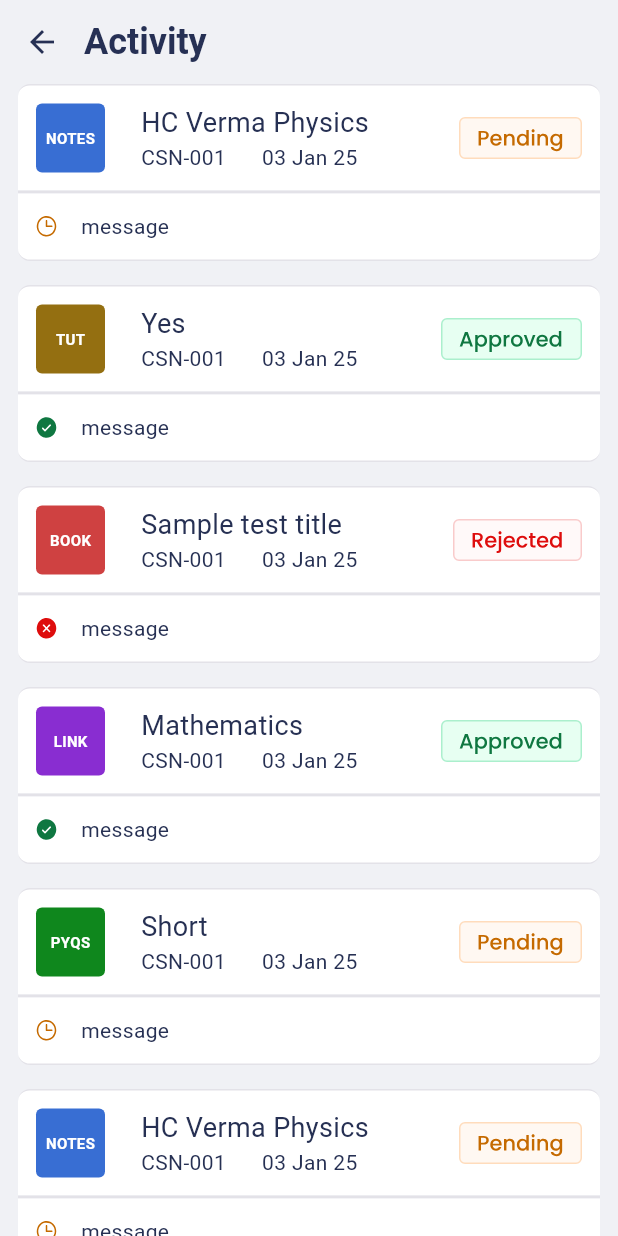
After one commit to sdslabs/StudyPortal-Mobile-Frontend, a Flutter app: the ActivityPage screen opened directly, on a phone screen of 412 x 824 dp. The commit adds this screen. Run offline on Flutter 3.47's test engine with Material 3 defaults, Android fonts, the phone set to English and light mode, and no system bars; our stand-ins replace flutter_svg, responsive_grid.

Commit message:
Adds activity page

```diff
--- /dev/null
+++ b/lib/features/studymaterial/presentation/pages/activity_page/activity_page.dart
@@ -0,0 +1,152 @@
+import 'package:flutter/material.dart';
+import 'package:studyportal/features/studymaterial/presentation/widgets/activity_card/activity_card.dart';
+import 'package:studyportal/features/studymaterial/presentation/widgets/tools/activity_status_enum.dart';
+import 'package:studyportal/features/studymaterial/presentation/widgets/tools/file_type_enum.dart';
+
+class ActivityPage extends StatelessWidget {
+  const ActivityPage({super.key});
+
+  @override
+  Widget build(BuildContext context) {
+    var size = MediaQuery.of(context).size;
+
+    List<Activity> activities = [
+      Activity(
+          title: "HC Verma Physics",
+          courseCode: "CSN-001",
+          date: DateTime.now(),
+          status: ActivityStatus.pending,
+          message: "message",
+          fileType: FileType.notes),
+      Activity(
+          title: "Yes",
+          courseCode: "CSN-001",
+          date: DateTime.now(),
+          status: ActivityStatus.approved,
+          message: "message",
+          fileType: FileType.tut),
+      Activity(
+          title: "Sample test title",
+          courseCode: "CSN-001",
+          date: DateTime.now(),
+          status: ActivityStatus.rejected,
+          message: "message",
+          fileType: FileType.book),
+      Activity(
+          title: "Mathematics",
+          courseCode: "CSN-001",
+          date: DateTime.now(),
+          status: ActivityStatus.approved,
+          message: "message",
+          fileType: FileType.link),
+      Activity(
+          title: "Short",
+          courseCode: "CSN-001",
+          date: DateTime.now(),
+          status: ActivityStatus.pending,
+          message: "message",
+          fileType: FileType.pyqs),
+      Activity(
+          title: "HC Verma Physics",
+          courseCode: "CSN-001",
+          date: DateTime.now(),
+          status: ActivityStatus.pending,
+          message: "message",
+          fileType: FileType.notes),
+      Activity(
+          title: "Yes",
+          courseCode: "CSN-001",
+          date: DateTime.now(),
+          status: ActivityStatus.approved,
+          message: "message",
+          fileType: FileType.tut),
+      Activity(
+          title: "Sample test title",
+          courseCode: "CSN-001",
+          date: DateTime.now(),
+          status: ActivityStatus.rejected,
+          message: "message",
+          fileType: FileType.book),
+      Activity(
+          title: "Mathematics",
+          courseCode: "CSN-001",
+          date: DateTime.now(),
+          status: ActivityStatus.approved,
+          message: "message",
+          fileType: FileType.link),
+      Activity(
+          title: "Short",
+          courseCode: "CSN-001",
+          date: DateTime.now(),
+          status: ActivityStatus.pending,
+          message: "message",
+          fileType: FileType.pyqs),
+      Activity(
+          title: "HC Verma Physics",
+          courseCode: "CSN-001",
+          date: DateTime.now(),
+          status: ActivityStatus.pending,
+          message: "message",
+          fileType: FileType.notes),
+      Activity(
+          title: "Yes",
+          courseCode: "CSN-001",
+          date: DateTime.now(),
+          status: ActivityStatus.approved,
+          message: "message",
+          fileType: FileType.tut),
+      Activity(
+          title: "Sample test title",
+          courseCode: "CSN-001",
+          date: DateTime.now(),
+          status: ActivityStatus.rejected,
+          message: "message",
+          fileType: FileType.book),
+      Activity(
+          title: "Mathematics",
+          courseCode: "CSN-001",
+          date: DateTime.now(),
+          status: ActivityStatus.approved,
+          message: "message",
+          fileType: FileType.link),
+      Activity(
+          title: "Short",
+          courseCode: "CSN-001",
+          date: DateTime.now(),
+          status: ActivityStatus.pending,
+          message: "message",
+          fileType: FileType.pyqs),
+    ];
+
+    return Scaffold(
+      appBar: AppBar(
+        titleSpacing: 0,
+        title: const Align(
+          alignment: Alignment.centerLeft,
+          child: Text(
+            "Activity",
+            style: TextStyle(fontWeight: FontWeight.w600, fontSize: 24),
+          ),
+        ),
+      ),
+      body: SafeArea(
+        child: Padding(
+            padding: const EdgeInsets.symmetric(horizontal: 12.0),
+            child: ListView(
+                shrinkWrap: true,
+                scrollDirection: Axis.vertical,
+                children: [
+                  for (int index = 0; index < activities.length; index++)
+                    Column(
+                      children: [
+                        ActivityCard(activity: activities[index]),
+                        const SizedBox(
+                          height: 6,
+                        ),
+                      ],
+                    ),
+                ])),
+      ),
+    );
+  }
+}
--- a/lib/features/studymaterial/presentation/pages/profile_page/profile_page.dart
+++ b/lib/features/studymaterial/presentation/pages/profile_page/profile_page.dart
@@ -1,12 +1,27 @@
 import 'package:flutter/material.dart';
+import 'package:flutter_svg/svg.dart';
+import 'package:studyportal/features/studymaterial/presentation/pages/home_page/components/more_info_button.dart';
+import 'package:studyportal/features/studymaterial/presentation/pages/activity_page/activity_page.dart';
 
 class ProfilePage extends StatelessWidget {
   const ProfilePage({super.key});
 
   @override
   Widget build(BuildContext context) {
-    return const Scaffold(
-      body: Center(child: Text("Profile Page")),
+    return Scaffold(
+      body: Container(
+        child: MoreInfoButton(
+            onTap: () {
+              Navigator.of(context).push(MaterialPageRoute(
+                  builder: (context) => const ActivityPage()));
+            },
+            info: "Activity",
+            icon: SvgPicture.asset(
+              "lib/core/svgs/right_caret.svg",
+              height: 16,
+              width: 16,
+            )),
+      ),
     );
   }
 }
--- /dev/null
+++ b/lib/features/studymaterial/presentation/widgets/activity_card/activity_card.dart
@@ -0,0 +1,153 @@
+import 'package:flutter/material.dart';
+import 'package:studyportal/features/studymaterial/presentation/widgets/tools/activity_status_enum.dart';
+import 'package:studyportal/features/studymaterial/presentation/widgets/tools/file_type_enum.dart';
+import 'package:studyportal/features/studymaterial/presentation/widgets/file_icons/file_icons.dart';
+import 'package:studyportal/features/studymaterial/presentation/widgets/activity_icons/activity_icon.dart';
+import 'package:studyportal/features/studymaterial/presentation/widgets/activity_icons/activity_message.dart';
+
+class Activity {
+  final String title;
+  final String courseCode;
+  final DateTime date;
+  final ActivityStatus status;
+  final String message;
+  final FileType fileType;
+
+  const Activity({
+    required this.title,
+    required this.courseCode,
+    required this.date,
+    required this.status,
+    required this.message,
+    required this.fileType,
+  });
+}
+
+class ActivityCard extends StatelessWidget {
+  final Activity activity;
+
+  const ActivityCard({super.key, required this.activity});
+
+  @override
+  Widget build(BuildContext context) {
+    var size = MediaQuery.of(context).size;
+
+    return SizedBox(
+        width: size.width,
+        height: 128,
+        child: Column(
+          children: [
+            Container(
+                padding: const EdgeInsets.only(
+                    top: 12, left: 12, right: 12, bottom: 12),
+                decoration: const BoxDecoration(
+                  color: Colors.white,
+                  border: Border(top: BorderSide(color: Color(0xFFE3E2E8))),
+                  borderRadius: BorderRadius.only(
+                    topLeft: Radius.circular(8),
+                    topRight: Radius.circular(8),
+                  ),
+                ),
+                child: Column(
+                  children: [
+                    Row(
+                      children: [
+                        FileIcons(fileType: activity.fileType),
+                        const SizedBox(
+                          width: 24,
+                        ),
+                        Column(
+                          crossAxisAlignment: CrossAxisAlignment.start,
+                          mainAxisAlignment: MainAxisAlignment.spaceBetween,
+                          children: [
+                            Text(
+                              overflow: TextOverflow.ellipsis,
+                              maxLines: 1,
+                              softWrap: true,
+                              activity.title,
+                              style: const TextStyle(
+                                  fontWeight: FontWeight.w400, fontSize: 18),
+                            ),
+                            Row(
+                              mainAxisAlignment: MainAxisAlignment.end,
+                              children: [
+                                Text(
+                                  activity.courseCode,
+                                  style: const TextStyle(
+                                      fontWeight: FontWeight.w400,
+                                      fontSize: 14),
+                                ),
+                                const SizedBox(
+                                  width: 24,
+                                ),
+                                Text(
+                                  "${activity.date.day.toString().padLeft(2, '0')} ${_getMonth(activity.date.month)} ${activity.date.year.toString().substring(2)}",
+                                  style: const TextStyle(
+                                      fontWeight: FontWeight.w400,
+                                      fontSize: 14),
+                                ),
+                              ],
+                            ),
+                          ],
+                        ),
+                        const Spacer(),
+                        ActivityMessage(status: activity.status),
+                      ],
+                    ),
+                  ],
+                )),
+            SizedBox(
+              width: size.width,
+              height: 2,
+              child: Container(
+                color: const Color(0xFFE3E2E8),
+              ),
+            ),
+            Container(
+                padding: const EdgeInsets.only(
+                    top: 12, left: 12, right: 12, bottom: 12),
+                width: size.width,
+                decoration: const BoxDecoration(
+                  color: Colors.white,
+                  border: Border(bottom: BorderSide(color: Color(0xFFE3E2E8))),
+                  borderRadius: BorderRadius.only(
+                    bottomLeft: Radius.circular(8),
+                    bottomRight: Radius.circular(8),
+                  ),
+                ),
+                child: Row(
+                  crossAxisAlignment: CrossAxisAlignment.center,
+                  children: [
+                    ActivityIcon(status: activity.status),
+                    const SizedBox(
+                      width: 16,
+                    ),
+                    Text(
+                      activity.message,
+                      style: const TextStyle(
+                          fontWeight: FontWeight.w400, fontSize: 14),
+                    ),
+                  ],
+                )),
+          ],
+        ));
+  }
+
+  String _getMonth(int month) {
+    const months = [
+      'Jan',
+      'Feb',
+      'Mar',
+      'Apr',
+      'May',
+      'Jun',
+      'Jul',
+      'Aug',
+      'Sep',
+      'Oct',
+      'Nov',
+      'Dec'
+    ];
+    return months[month - 1];
+  }
+}
--- /dev/null
+++ b/lib/features/studymaterial/presentation/widgets/activity_icons/activity_icon.dart
@@ -0,0 +1,21 @@
+import 'package:flutter/material.dart';
+import 'package:studyportal/features/studymaterial/presentation/widgets/tools/activity_status_enum.dart';
+import 'package:flutter_svg/svg.dart';
+
+class ActivityIcon extends StatelessWidget {
+  final ActivityStatus status;
+  const ActivityIcon({super.key, required this.status});
+
+  @override
+  Widget build(BuildContext context) {
+    if (status == ActivityStatus.pending) {
+      return SvgPicture.asset("lib/core/svgs/pending.svg");
+    } else if (status == ActivityStatus.approved) {
+      return SvgPicture.asset("lib/core/svgs/approved.svg");
+    } else if (status == ActivityStatus.rejected) {
+      return SvgPicture.asset("lib/core/svgs/rejected.svg");
+    } else {
+      return SvgPicture.asset("lib/core/svgs/pending.svg");
+    }
+  }
+}
--- /dev/null
+++ b/lib/features/studymaterial/presentation/widgets/activity_icons/activity_message.dart
@@ -0,0 +1,21 @@
+import 'package:flutter/material.dart';
+import 'package:studyportal/features/studymaterial/presentation/widgets/tools/activity_status_enum.dart';
+import 'package:flutter_svg/svg.dart';
+
+class ActivityMessage extends StatelessWidget {
+  final ActivityStatus status;
+  const ActivityMessage({super.key, required this.status});
+
+  @override
+  Widget build(BuildContext context) {
+    if (status == ActivityStatus.pending) {
+      return SvgPicture.asset("lib/core/svgs/pending_message.svg");
+    } else if (status == ActivityStatus.approved) {
+      return SvgPicture.asset("lib/core/svgs/approved_message.svg");
+    } else if (status == ActivityStatus.rejected) {
+      return SvgPicture.asset("lib/core/svgs/rejected_message.svg");
+    } else {
+      return SvgPicture.asset("lib/core/svgs/pending_message.svg");
+    }
+  }
+}
--- /dev/null
+++ b/lib/features/studymaterial/presentation/widgets/tools/activity_status_enum.dart
@@ -0,0 +1 @@
+enum ActivityStatus { pending, approved, rejected }
```
Also changed, not shown: lib/core/svgs/approved.svg (added), lib/core/svgs/approved_message.svg (added), lib/core/svgs/pending.svg (added), lib/core/svgs/pending_message.svg (added), lib/core/svgs/rejected.svg (added), lib/core/svgs/rejected_message.svg (added).
